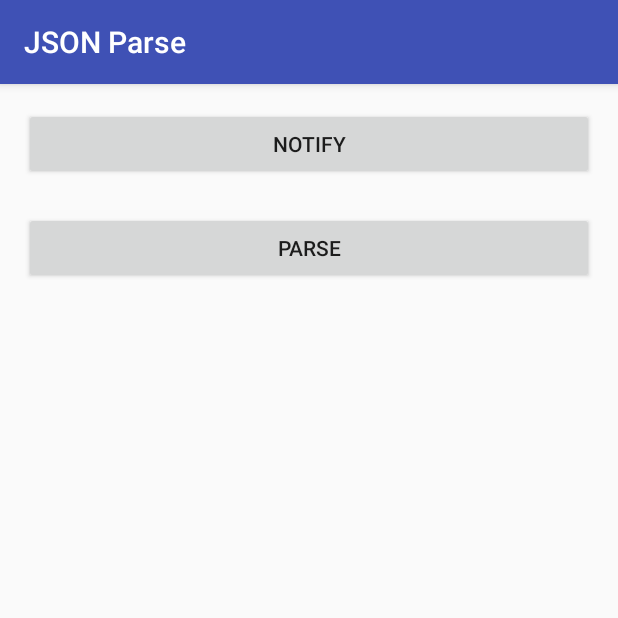
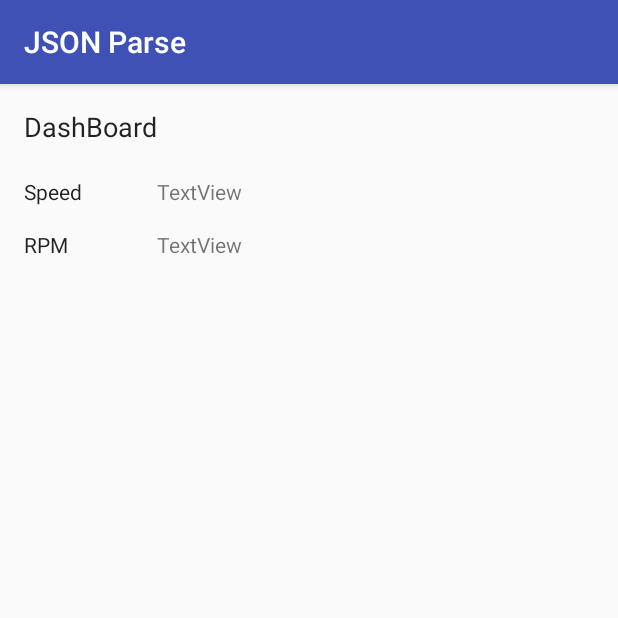
Before and after one commit to LafayetteFormulaElectricVehicle/Cell-Phone-App, an Android app: the screen it shows after launch (MainActivity before the commit, Parsify after it), after a tap on "PARSE", on a phone screen of 412 x 824 dp, the top half of it. Run offline under Robolectric (Android 15) with nearby library versions, the phone set to English and light mode, and no system bars; 3 statements that could not run were skipped.

Commit message:
Implmented Parsing

```diff
--- a/testRaji/JSONPasringDemo/MyApplication/app/src/main/AndroidManifest.xml
+++ b/testRaji/JSONPasringDemo/MyApplication/app/src/main/AndroidManifest.xml
@@ -15,6 +15,7 @@
                 <category android:name="android.intent.category.LAUNCHER" />
             </intent-filter>
         </activity>
+        <activity android:name=".Parsify"></activity>
     </application>
 
 </manifest>
--- a/testRaji/JSONPasringDemo/MyApplication/app/src/main/java/birrur/com/jsonparse/Data.java
+++ b/testRaji/JSONPasringDemo/MyApplication/app/src/main/java/birrur/com/jsonparse/Data.java
@@ -1,7 +1,7 @@
 package birrur.com.jsonparse;
 
 /**
- * Created by birru on 2/20/2017.
+ * Created by birru on 2/18/2017.
  */
 
 import com.google.gson.annotations.Expose;
--- a/testRaji/JSONPasringDemo/MyApplication/app/src/main/java/birrur/com/jsonparse/MainActivity.java
+++ b/testRaji/JSONPasringDemo/MyApplication/app/src/main/java/birrur/com/jsonparse/MainActivity.java
@@ -6,7 +6,11 @@ import android.support.v4.app.NotificationManagerCompat;
 import android.support.v7.app.AppCompatActivity;
 import android.os.Bundle;
 import android.support.v7.app.NotificationCompat;
+import android.util.Log;
 import android.view.View;
+import android.widget.TextView;
+
+import com.google.gson.Gson;
 
 import java.io.IOException;
 import java.io.InputStream;
@@ -14,6 +18,9 @@ import java.io.InputStream;
 public class MainActivity extends AppCompatActivity {
 
     NotificationCompat.Builder mBuilder = (android.support.v7.app.NotificationCompat.Builder) new NotificationCompat.Builder(this).setSmallIcon(R.drawable.notification_icon).setContentTitle("My notification").setContentText("Hello World!");
+    private Gson gson;
+    private Data dataSet;
+    private static final String TAG = MainActivity.class.getName();
 
     @Override
     protected void onCreate(Bundle savedInstanceState) {
@@ -33,7 +40,25 @@ public class MainActivity extends AppCompatActivity {
 
     /** Called when the user clicks the Parse button */
     public void parsiate(View view){
-        String json = readSon();
+        Intent intent = new Intent(this, Parsify.class);
+        startActivity(intent);
+
+        /**
+        TextView textView = new TextView(this);
+        textView.setTextSize(40);
+
+        String data = readSon();
+
+        Log.i(TAG, readSon());
+
+        gson = new Gson();
+        dataSet = new Data();
+        dataSet = gson.fromJson(data, dataSet.getClass());
+
+
+        textView.setText(dataSet.getTsv().getEnabled().toString());
+        Log.i(TAG, dataSet.getTsv().getEnabled().toString());
+         */
     }
 
     public String readSon(){
@@ -54,4 +79,5 @@ public class MainActivity extends AppCompatActivity {
 
         return fb.toString();
     }
+
 }
--- /dev/null
+++ b/testRaji/JSONPasringDemo/MyApplication/app/src/main/java/birrur/com/jsonparse/Parsify.java
@@ -0,0 +1,60 @@
+package birrur.com.jsonparse;
+
+import android.content.Intent;
+import android.support.v7.app.AppCompatActivity;
+import android.os.Bundle;
+import android.util.Log;
+import android.widget.EditText;
+import android.widget.TextView;
+
+import com.google.gson.Gson;
+
+import java.io.IOException;
+import java.io.InputStream;
+
+public class Parsify extends AppCompatActivity {
+
+    private Gson gson;
+    private Data dataSet;
+    private static final String TAG = Parsify.class.getName();
+
+    @Override
+    protected void onCreate(Bundle savedInstanceState) {
+        super.onCreate(savedInstanceState);
+        setContentView(R.layout.activity_parsify);
+
+        String data = readSon();
+
+        Log.i(TAG, readSon());
+
+        gson = new Gson();
+        dataSet = new Data();
+        dataSet = gson.fromJson(data, dataSet.getClass());
+
+
+        TextView tvRPME = (TextView) findViewById(R.id.tvRPME);
+        TextView tvSpeedE = (TextView) findViewById(R.id.tvRPME);
+
+        tvRPME.setText(dataSet.getDashboard().getRpm().toString());
+        tvSpeedE.setText(dataSet.getDashboard().getSpeed().toString());
+    }
+
+    public String readSon(){
+        String file = "color_json";
+        StringBuffer fb = new StringBuffer();
+        InputStream is = getResources().openRawResource(R.raw.color_json);
+
+        int character;
+
+        try
+        {
+            while((character = is.read())!=-1){
+                fb.append((char)character);
+            }
+        } catch (IOException e){
+            e.printStackTrace();
+        }
+
+        return fb.toString();
+    }
+}
--- a/testRaji/JSONPasringDemo/MyApplication/app/src/main/java/birrur/com/jsonparse/Tsv.java
+++ b/testRaji/JSONPasringDemo/MyApplication/app/src/main/java/birrur/com/jsonparse/Tsv.java
@@ -1,7 +1,7 @@
 package birrur.com.jsonparse;
 
 /**
- * Created by birru on 2/20/2017.
+ * Created by birru on 2/18/2017.
  */
 
 import com.google.gson.annotations.Expose;
--- /dev/null
+++ b/testRaji/JSONPasringDemo/MyApplication/app/src/main/res/layout/activity_parsify.xml
@@ -0,0 +1,67 @@
+<?xml version="1.0" encoding="utf-8"?>
+<RelativeLayout xmlns:android="http://schemas.android.com/apk/res/android"
+    xmlns:tools="http://schemas.android.com/tools"
+    android:id="@+id/activity_parsify"
+    android:layout_width="match_parent"
+    android:layout_height="match_parent"
+    android:paddingBottom="@dimen/activity_vertical_margin"
+    android:paddingLeft="@dimen/activity_horizontal_margin"
+    android:paddingRight="@dimen/activity_horizontal_margin"
+    android:paddingTop="@dimen/activity_vertical_margin"
+    tools:context="birrur.com.jsonparse.Parsify">
+
+    <TextView
+        android:text="DashBoard"
+        android:layout_width="wrap_content"
+        android:layout_height="wrap_content"
+        android:layout_alignParentLeft="true"
+        android:layout_alignParentStart="true"
+        android:id="@+id/tvDash"
+        android:textAppearance="@style/TextAppearance.AppCompat"
+        android:textSize="18sp" />
+
+    <TextView
+        android:text="Speed"
+        android:layout_width="wrap_content"
+        android:layout_height="wrap_content"
+        android:id="@+id/tvSpeed"
+        android:textAppearance="@style/TextAppearance.AppCompat"
+        android:layout_marginTop="21dp"
+        android:layout_below="@+id/tvDash"
+        android:layout_alignParentLeft="true"
+        android:layout_alignParentStart="true" />
+
+    <TextView
+        android:text="RPM"
+        android:layout_width="wrap_content"
+        android:layout_height="wrap_content"
+        android:id="@+id/tvRPM"
+        android:textAppearance="@style/TextAppearance.AppCompat"
+        android:layout_marginTop="16dp"
+        android:layout_below="@+id/tvSpeed"
+        android:layout_alignParentLeft="true"
+        android:layout_alignParentStart="true" />
+
+    <TextView
+        android:text="TextView"
+        android:layout_width="wrap_content"
+        android:layout_height="wrap_content"
+        android:id="@+id/tvRPME"
+        android:layout_alignBaseline="@+id/tvRPM"
+        android:layout_alignBottom="@+id/tvRPM"
+        android:layout_toRightOf="@+id/tvDash"
+        android:layout_alignParentRight="true"
+        android:layout_alignParentEnd="true" />
+
+    <TextView
+        android:text="TextView"
+        android:layout_width="wrap_content"
+        android:layout_height="wrap_content"
+        android:id="@+id/tvSpeedE"
+        android:layout_alignBaseline="@+id/tvSpeed"
+        android:layout_alignBottom="@+id/tvSpeed"
+        android:layout_alignLeft="@+id/tvRPME"
+        android:layout_alignStart="@+id/tvRPME"
+        android:layout_alignParentRight="true"
+        android:layout_alignParentEnd="true" />
+</RelativeLayout>
```
